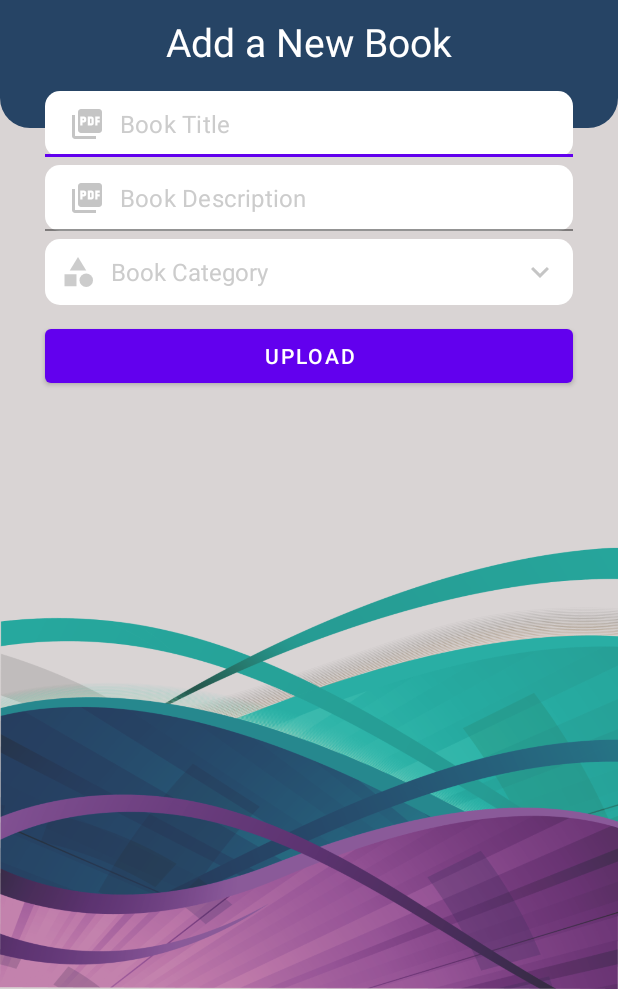
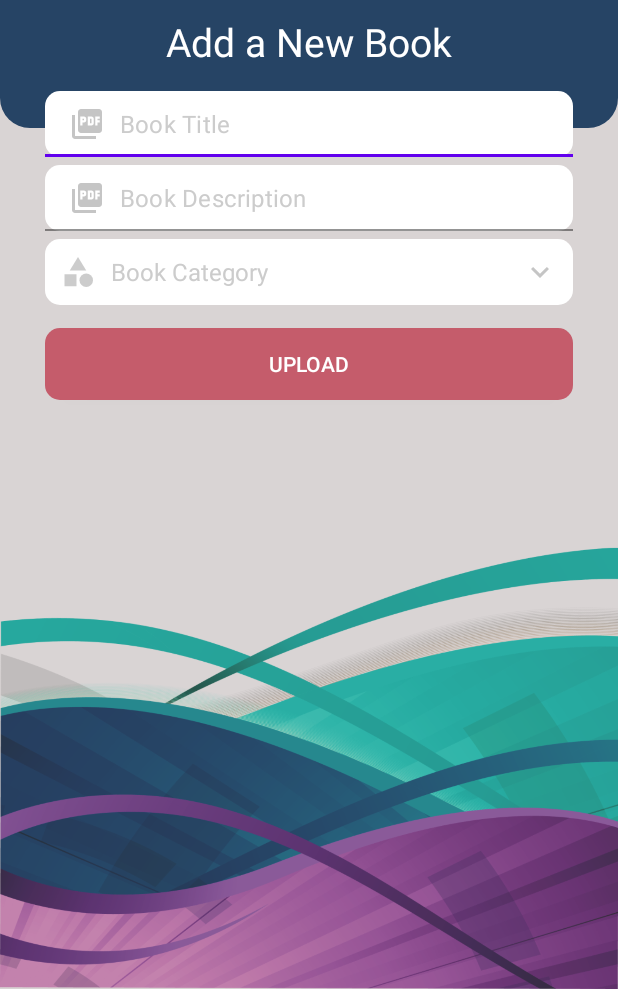
Before and after one commit to emreeldemir/Leafy, an Android app: the PdfAddActivity screen opened directly, with no data from a screen before it, on a phone screen of 412 x 824 dp, the part 247-1236 px from its top. Run offline under Robolectric (Android 15) with nearby library versions, the phone set to English and light mode, and no system bars; our stand-ins replace Firebase (no records; nobody signed in at launch, a user with empty details on screens opened directly).

Commit message:
minor edit and upload button shape changed

```diff
--- a/app/src/main/res/layout/activity_pdf_add.xml
+++ b/app/src/main/res/layout/activity_pdf_add.xml
@@ -140,15 +140,16 @@
 
 
     <!-- Upload PDF Button -->
-    <Button
+    <androidx.appcompat.widget.AppCompatButton
         android:id="@+id/submitButton"
         android:layout_width="match_parent"
         android:layout_height="wrap_content"
         android:layout_below="@id/categoryTv"
         android:layout_marginStart="30dp"
         android:layout_marginEnd="30dp"
-        android:layout_marginTop="10dp"
-        android:text="Upload"
+        android:layout_marginTop="15dp"
+        android:text="@string/upload"
+        android:background="@drawable/submit_button_shape"
         android:textColor="@color/white"/>
 
 
--- a/app/src/main/res/values/strings.xml
+++ b/app/src/main/res/values/strings.xml
@@ -25,4 +25,5 @@
     <string name="book_description">Book Description</string>
     <string name="book_title">Book Title</string>
     <string name="book_category">Book Category</string>
+    <string name="upload">Upload</string>
 </resources>
```
